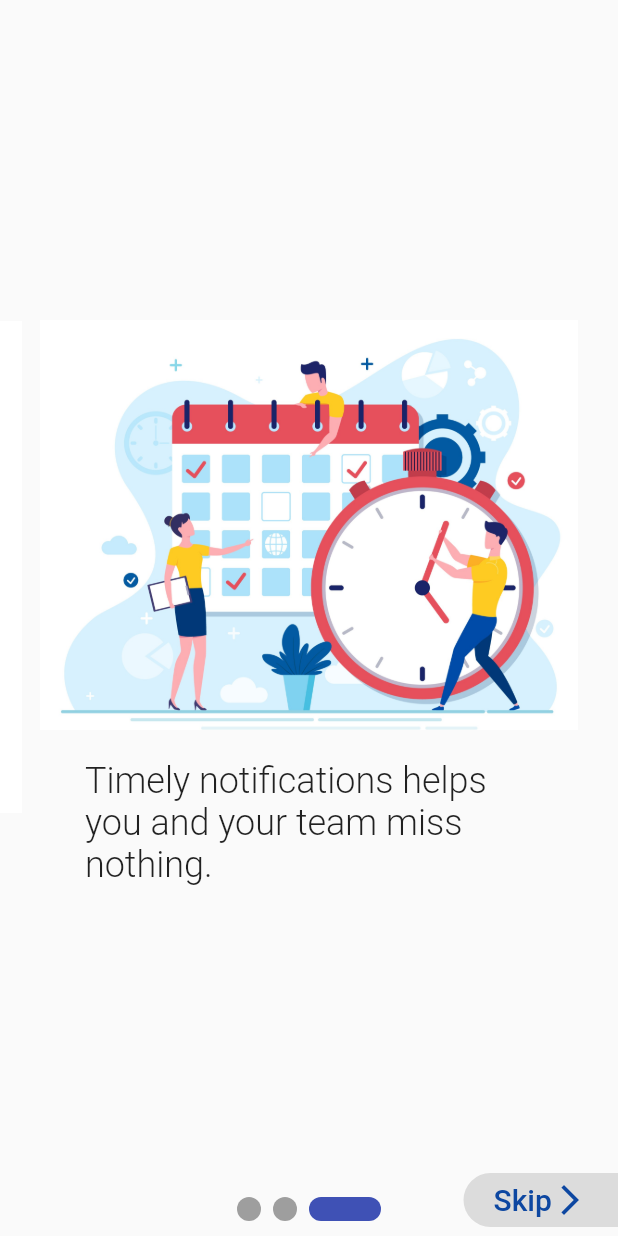
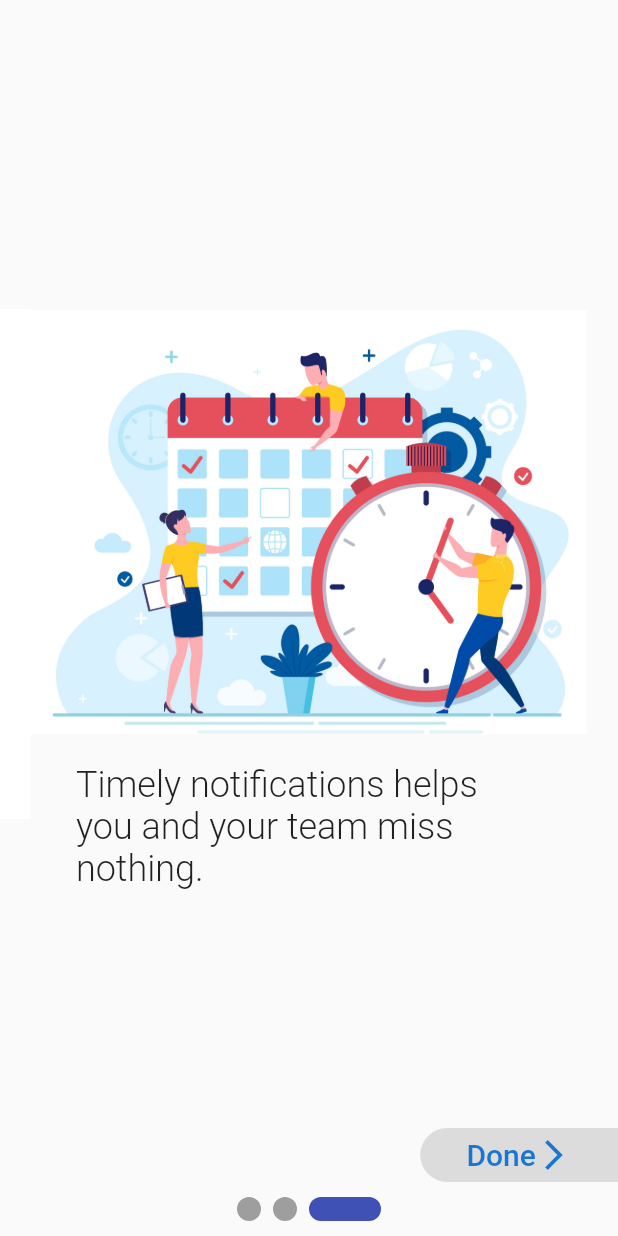
Before and after one commit to Cryptonex7/KIIT-Flutter-Community, a Flutter app: the screen it shows after launch, swiped to page 3, on a phone screen of 412 x 824 dp. Run offline on Flutter 3.47's test engine with Material 2 defaults, Android fonts, the phone set to English and light mode, and no system bars; drawn by our look-alikes of smooth_page_indicator; our stand-ins replace shared_preferences.

Commit message:
Fixed Small detailings

```diff
--- a/UIC#1_Onboarding/flutter_onboarding/lib/page/on_boarding.dart
+++ b/UIC#1_Onboarding/flutter_onboarding/lib/page/on_boarding.dart
@@ -33,6 +33,7 @@ class _MyOnBoardingPagesState extends State<MyOnBoardingPages> {
       imageName: "2785427.jpg",
     ),
   ];
+  String skipButtonText = "Skip";
 
   @override
   Widget build(BuildContext context) {
@@ -41,6 +42,7 @@ class _MyOnBoardingPagesState extends State<MyOnBoardingPages> {
         children: <Widget>[
           PageView(
             controller: pageViewController,
+            onPageChanged: _onPageViewChange,
             children: pages,
           ),
           Container(
@@ -56,8 +58,9 @@ class _MyOnBoardingPagesState extends State<MyOnBoardingPages> {
           ),
           Container(
               alignment: Alignment.bottomRight,
+              padding: EdgeInsets.fromLTRB(0, 0, 0, 30),
               child: Container(
-                width: MediaQuery.of(context).size.width * 0.25,
+                width: MediaQuery.of(context).size.width * 0.32,
                 child: ButtonTheme(
                   shape: RoundedRectangleBorder(
                       borderRadius: BorderRadius.only(
@@ -70,13 +73,14 @@ class _MyOnBoardingPagesState extends State<MyOnBoardingPages> {
                       mainAxisAlignment: MainAxisAlignment.center,
                       children: <Widget>[
                         Text(
-                          "Skip",
+                          skipButtonText,
                           style: TextStyle(
-                            fontSize: 20,
-                            color: Colors.blue.shade900
-                          ),
+                              fontSize: 20, color: Colors.blue.shade700),
                         ),
-                        Icon(Icons.arrow_forward_ios, color: Colors.blue.shade900,),
+                        Icon(
+                          Icons.arrow_forward_ios,
+                          color: Colors.blue.shade700,
+                        ),
                       ],
                     ),
                     onPressed: () {
@@ -88,6 +92,14 @@ class _MyOnBoardingPagesState extends State<MyOnBoardingPages> {
         ],
       ),
     );
+  }
+
+  _onPageViewChange(int page) {
+    if (page == pages.length - 1) {
+      setState(() {
+        skipButtonText = "Done";
+      });
+    }
   }
 }
 
@@ -102,8 +114,11 @@ class OnBoardingPage extends StatelessWidget {
   @override
   Widget build(BuildContext context) {
     return Container(
-      padding: EdgeInsets.all(6),
+      height: MediaQuery.of(context).size.height,
+      width: double.infinity,
+      padding: EdgeInsets.fromLTRB(0, 6, 0, 10),
       child: Column(
+        crossAxisAlignment: CrossAxisAlignment.stretch,
         mainAxisAlignment: MainAxisAlignment.center,
         children: <Widget>[
           Container(
```
